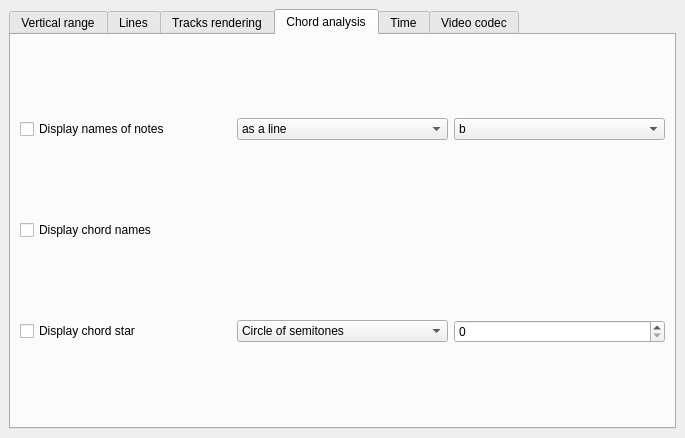
lgmventura/MusicaVisual, file ui/rendersetup.ui: the form before one commit.
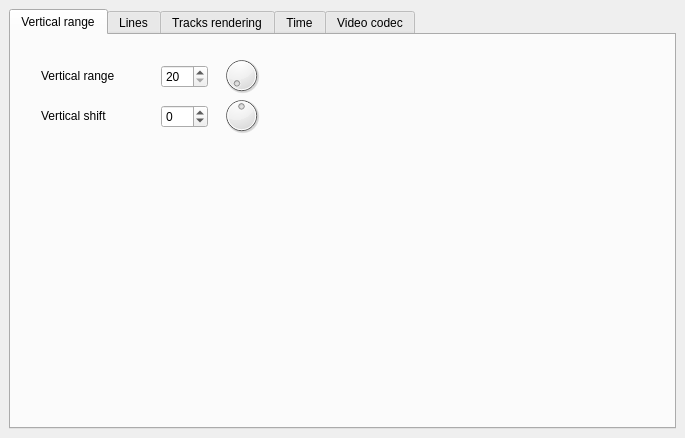
The form after the commit. The open tabs and pages were chosen to show the change.

Commit message: Chord layer setup moved completely from the global render setup to the layer ChordLayer. The UI ChordLayerSetup now takes care of offering the place to edit the chord layers. Now, they can be also resized and repositioned. ChordLayers now have different types that can be chosen.

The edit to the form file:
```diff
--- a/ui/rendersetup.ui
+++ b/ui/rendersetup.ui
@@ -515,83 +515,6 @@
         </property>
        </widget>
       </widget>
-      <widget class="QWidget" name="tab_6">
-       <attribute name="title">
-        <string>Chord analysis</string>
-       </attribute>
-       <layout class="QGridLayout" name="gridLayout_5">
-        <item row="2" column="1">
-         <widget class="QComboBox" name="cmb_dispNoteNamesWhere">
-          <item>
-           <property name="text">
-            <string>as a line</string>
-           </property>
-          </item>
-          <item>
-           <property name="text">
-            <string>on the chord star</string>
-           </property>
-          </item>
-         </widget>
-        </item>
-        <item row="4" column="1">
-         <widget class="QComboBox" name="combox_chordStar">
-          <item>
-           <property name="text">
-            <string>Circle of semitones</string>
-           </property>
-          </item>
-          <item>
-           <property name="text">
-            <string>Circle of fifths</string>
-           </property>
-          </item>
-         </widget>
-        </item>
-        <item row="2" column="2">
-         <widget class="QComboBox" name="cb_sharpFlat">
-          <item>
-           <property name="text">
-            <string>b</string>
-           </property>
-          </item>
-          <item>
-           <property name="text">
-            <string>#</string>
-           </property>
-          </item>
-         </widget>
-        </item>
-        <item row="3" column="0">
-         <widget class="QCheckBox" name="cb_dispChordNames">
-          <property name="text">
-           <string>Display chord names</string>
-          </property>
-         </widget>
-        </item>
-        <item row="4" column="2">
-         <widget class="QSpinBox" name="spb_chordStarOffset">
-          <property name="maximum">
-           <number>11</number>
-          </property>
-         </widget>
-        </item>
-        <item row="4" column="0">
-         <widget class="QCheckBox" name="cb_dispChordStar">
-          <property name="text">
-           <string>Display chord star</string>
-          </property>
-         </widget>
-        </item>
-        <item row="2" column="0">
-         <widget class="QCheckBox" name="cb_dispNoteNames">
-          <property name="text">
-           <string>Display names of notes</string>
-          </property>
-         </widget>
-        </item>
-       </layout>
-      </widget>
       <widget class="QWidget" name="tab_5">
        <attribute name="title">
         <string>Time</string>
```
Left out of the diff: 4 changed lines with no effect on the pictures. The commit also changes 15 other files.
